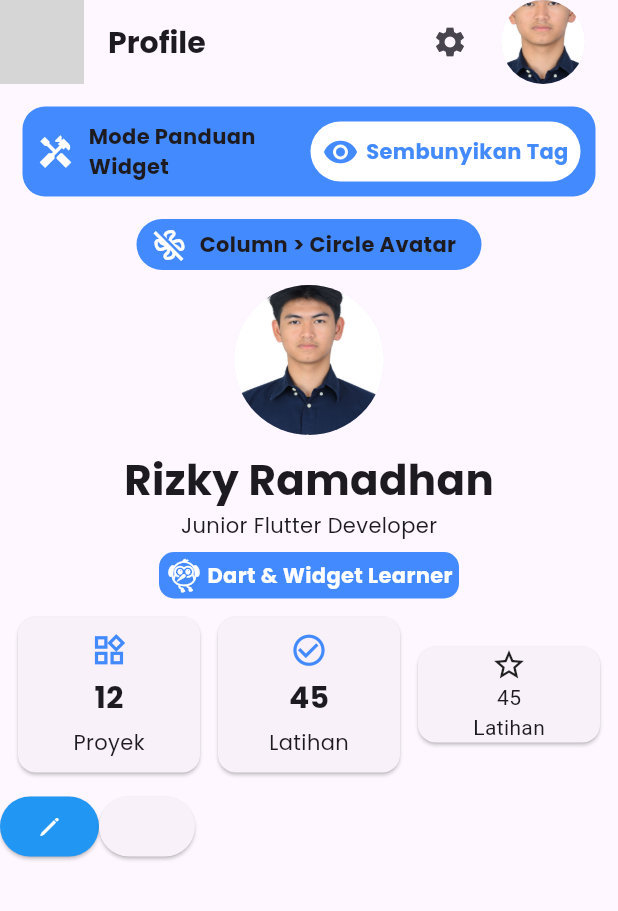
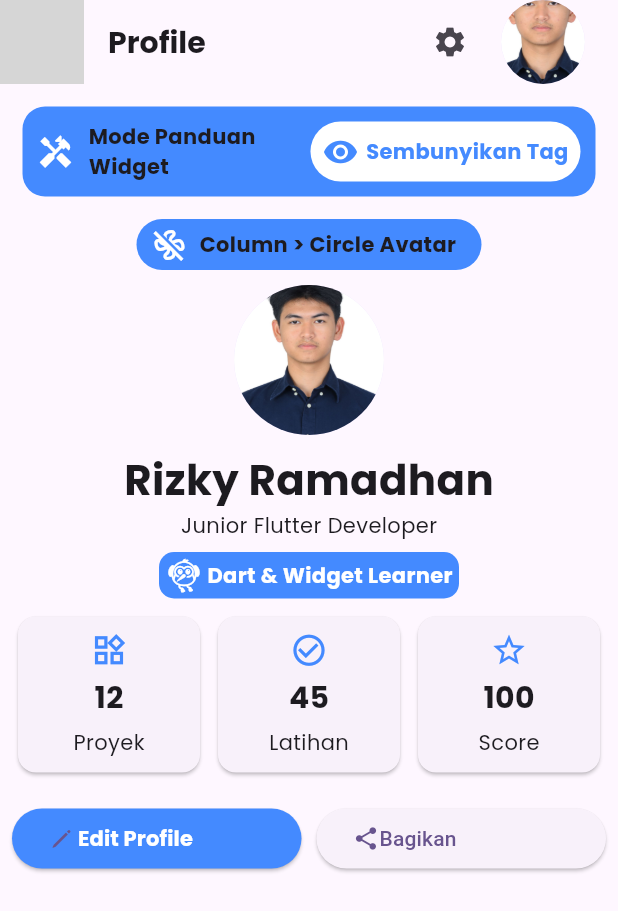
Before and after one commit to alvino-rhasya/flutter_application_1, a Flutter app: the screen it shows after launch, on a phone screen of 412 x 824 dp. Shown: the top 911 px of the screen. Run offline on Flutter 3.47's test engine with Material 3 defaults, Android fonts, the phone set to English and light mode, and no system bars; our stand-ins replace google_fonts; network calls fail; grey boxes are pictures that could not be loaded.

Commit message:
Enhance ProfilePage with improved score display and updated button styles

```diff
--- a/lib/pages/profile_page.dart
+++ b/lib/pages/profile_page.dart
@@ -222,9 +222,31 @@ class ProfilePage extends StatelessWidget {
                   child: Card(
                     child: Column(
                       children: <Widget>[
-                        Icon(Icons.star_border_outlined),
-                        Text('45'),
-                        Text('Latihan'),
+                        SizedBox(height: 10),
+                        Icon(
+                          Icons.star_border_outlined,
+                          color: Colors.blueAccent,
+                          size: 25,
+                        ),
+                        SizedBox(height: 5),
+                        Text(
+                          '100',
+                          style: TextStyle(
+                            fontSize: 20,
+                            fontWeight: FontWeight.bold,
+                            fontFamily: GoogleFonts.poppins().fontFamily,
+                          ),
+                        ),
+                        SizedBox(height: 5),
+                        Text(
+                          'Score',
+                          style: TextStyle(
+                            fontSize: 14,
+                            fontWeight: FontWeight.w400,
+                            fontFamily: GoogleFonts.poppins().fontFamily,
+                          ),
+                        ),
+                        SizedBox(height: 10),
                       ],
                     ),
                   ),
@@ -232,26 +254,44 @@ class ProfilePage extends StatelessWidget {
               ],
             ),
           ),
-          // section 5
-          Container(
+          //section 5
+          Padding(
+            padding: const EdgeInsets.all(8.0),
             child: Row(
+              spacing: 10,
               children: [
-                ElevatedButton(
-                  onPressed: () {},
-                  style: ButtonStyle(
-                    backgroundColor: MaterialStateProperty.all(Colors.blue)
-                  ),
-                  child: Container(child: Row(
-                    children: [
-                      Icon(CupertinoIcons.pencil, color: Colors.white,),
-                    ],
-                  ),
+                Expanded(
+                  child: ElevatedButton(
+                    onPressed: () {},
+                    style: ButtonStyle(
+                      backgroundColor: MaterialStateProperty.all(
+                        Colors.blueAccent,
+                      ),
+                    ),
+                    child: Row(
+                      spacing: 2,
+                      children: <Widget>[
+                        Icon(CupertinoIcons.pencil),
+                        Text(
+                          'Edit Profile',
+                          style: TextStyle(
+                            fontWeight: FontWeight.bold,
+                            fontFamily: GoogleFonts.poppins().fontFamily,
+                            color: Colors.white,
+                          ),
+                        ),
+                      ],
+                    ),
                   ),
                 ),
-                ElevatedButton(onPressed: (){}, child: Container())
+                Expanded(
+                  child: ElevatedButton(
+                    onPressed: () {},
+                    child: Row(children: [Icon(Icons.share), Text('Bagikan')]),
+                  ),
+                ),
               ],
             ),
-
           ),
         ],
       ),
```
